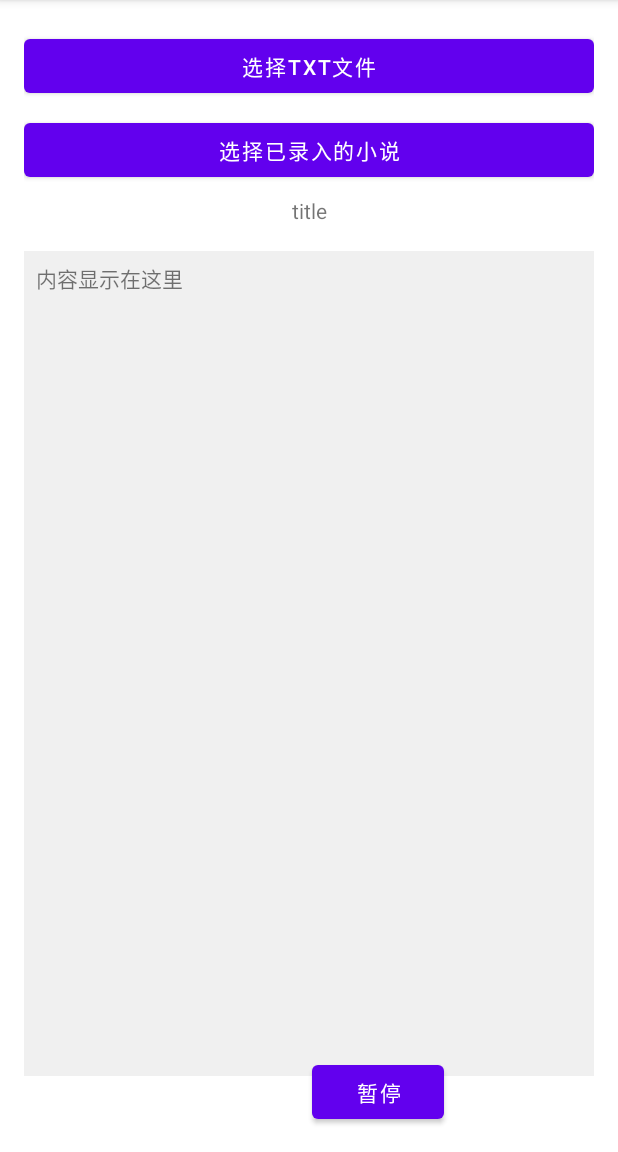
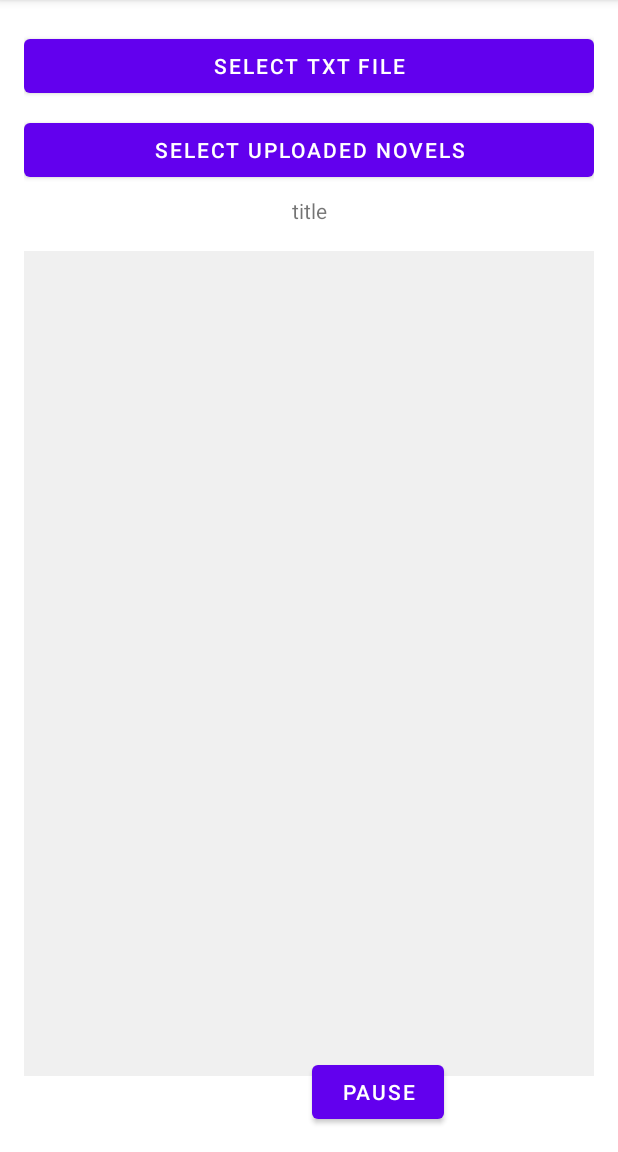
Before and after one commit to DongYangYuWHJ/audioBook, an Android app: the screen it shows after launch (MainActivity), on a phone screen of 412 x 824 dp, the part 84-1236 px from its top. Run offline under Robolectric (Android 15) with nearby library versions, the phone set to English and light mode, and no system bars; libraries missing offline, so code that uses them is left out: org.mozilla.universalchardet; 5 statements that could not run were skipped.

Commit message:
change ui

```diff
--- a/app/src/main/res/layout/activity_main.xml
+++ b/app/src/main/res/layout/activity_main.xml
@@ -64,7 +64,7 @@
             android:layout_width="match_parent"
             android:layout_height="wrap_content"
             android:layout_marginTop="4dp"
-            android:text="选择TXT文件"
+            android:text="select txt file"
             app:layout_constraintLeft_toLeftOf="parent"
             app:layout_constraintTop_toTopOf="parent" />
 
@@ -73,7 +73,7 @@
             android:layout_width="match_parent"
             android:layout_height="wrap_content"
             android:layout_marginTop="8dp"
-            android:text="选择已录入的小说"
+            android:text="select uploaded novels"
             app:layout_constraintLeft_toLeftOf="parent"
             app:layout_constraintTop_toBottomOf="@id/buttonReadFile" />
 
@@ -100,7 +100,6 @@
             android:overScrollMode="always"
             android:padding="8dp"
             android:scrollbars="vertical"
-            android:text="内容显示在这里"
             app:layout_constraintBottom_toBottomOf="parent"
             app:layout_constraintLeft_toLeftOf="parent"
             app:layout_constraintTop_toBottomOf="@id/buttonReadStoredNovel" />
@@ -118,10 +117,10 @@
             android:id="@+id/buttonPause"
             android:layout_width="wrap_content"
             android:layout_height="wrap_content"
-            android:text="暂停"
-            app:layout_constraintRight_toRightOf="parent"
+            android:layout_marginRight="100dp"
+            android:text="pause"
             app:layout_constraintBottom_toBottomOf="parent"
-            android:layout_marginRight="100dp"/>
+            app:layout_constraintRight_toRightOf="parent" />
     </androidx.constraintlayout.widget.ConstraintLayout>
 
 
```
